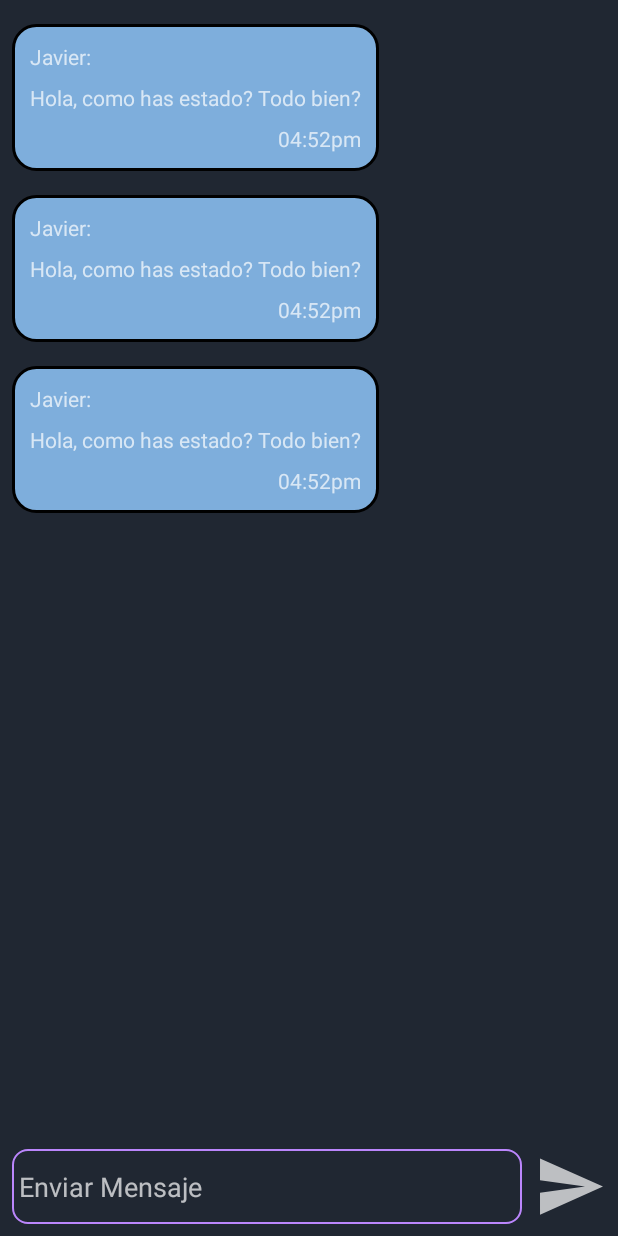
After one commit to Chobbix/POI, an Android app: the layout activity_chat.xml on its own in the app's theme, with its tools: preview values and no code run, on a phone screen of 412 x 824 dp. The commit adds this screen. Run offline under Robolectric (Android 15) with nearby library versions, the phone set to English and light mode, and no system bars.

Commit message:
ME_LLEVA_LA_VERGA_NO_SE_VE_EL_CHAT

```diff
--- a/app/src/main/java/com/example/poi/ActivityChat.kt
+++ b/app/src/main/java/com/example/poi/ActivityChat.kt
@@ -2,9 +2,19 @@ package com.example.poi
 
 import androidx.appcompat.app.AppCompatActivity
 import android.os.Bundle
+import android.widget.Button
+import androidx.recyclerview.widget.RecyclerView
+import com.example.poi.adaptadores.ChatAdaptador
 
 class ActivityChat : AppCompatActivity() {
+
+    private val chatAdaptador = ChatAdaptador()
+
     override fun onCreate(savedInstanceState: Bundle?) {
         super.onCreate(savedInstanceState)
+        setContentView(R.layout.activity_chat)
+
+        val rvMensajes = findViewById<RecyclerView>(R.id.rv_MsgRecibidos)
+        rvMensajes.adapter = chatAdaptador
     }
 }
--- a/app/src/main/java/com/example/poi/ActivityRegistro.kt
+++ b/app/src/main/java/com/example/poi/ActivityRegistro.kt
@@ -1,11 +1,20 @@
 package com.example.poi
 
+import android.content.Intent
 import androidx.appcompat.app.AppCompatActivity
 import android.os.Bundle
+import android.widget.Button
 
 class ActivityRegistro : AppCompatActivity() {
     override fun onCreate(savedInstanceState: Bundle?) {
         super.onCreate(savedInstanceState)
         setContentView(R.layout.activity_registro)
+
+        val btnConfirmar: Button = findViewById(R.id.btn_ConfirmarReg)
+
+        btnConfirmar.setOnClickListener {
+            val chatIntent = Intent(this, ActivityChat::class.java)
+            startActivity(chatIntent)
+        }
     }
 }
--- a/app/src/main/java/com/example/poi/MainActivity.kt
+++ b/app/src/main/java/com/example/poi/MainActivity.kt
@@ -1,11 +1,26 @@
 package com.example.poi
 
+import android.content.Intent
 import androidx.appcompat.app.AppCompatActivity
 import android.os.Bundle
+import android.widget.Button
 
 class MainActivity : AppCompatActivity() {
     override fun onCreate(savedInstanceState: Bundle?) {
         super.onCreate(savedInstanceState)
         setContentView(R.layout.activity_main)
+
+        val btnInicioSesion: Button = findViewById(R.id.btn_IniciarSesion)
+        val btnRegistrar: Button = findViewById(R.id.btn_Registro)
+
+        btnInicioSesion.setOnClickListener {
+            val chatIntent = Intent(this, ActivityChat::class.java)
+            startActivity(chatIntent)
+        }
+
+        btnRegistrar.setOnClickListener {
+            val registroIntent = Intent(this, ActivityRegistro::class.java)
+            startActivity(registroIntent)
+        }
     }
 }
--- /dev/null
+++ b/app/src/main/java/com/example/poi/adaptadores/ChatAdaptador.kt
@@ -0,0 +1,38 @@
+package com.example.poi.adaptadores
+
+import android.view.LayoutInflater
+import android.view.View
+import android.view.ViewGroup
+import android.widget.TextView
+import androidx.appcompat.view.menu.ActionMenuItemView
+import androidx.recyclerview.widget.RecyclerView
+import com.example.poi.R
+
+class ChatAdaptador: RecyclerView.Adapter<ChatAdaptador.ChatViewHolder>() {
+
+    class ChatViewHolder(itemView: View): RecyclerView.ViewHolder(itemView) {
+
+    }
+
+    override fun getItemCount(): Int {
+        return 10
+    }
+
+    override fun onCreateViewHolder(parent: ViewGroup, viewType: Int): ChatViewHolder {
+        val miView = LayoutInflater.from(parent.context)
+            .inflate(R.layout.mensajes_recibidos_chat, parent, false)
+
+        return ChatViewHolder(miView)
+    }
+
+    override fun onBindViewHolder(holder: ChatViewHolder, position: Int) {
+        val tvNombre = holder.itemView.findViewById<TextView>(R.id.tv_NombreMsg)
+        val tvMensaje = holder.itemView.findViewById<TextView>(R.id.tv_TxtMsg)
+        val tvHora = holder.itemView.findViewById<TextView>(R.id.tv_HoraMsg)
+
+        tvNombre.text = when (position) {
+            0 -> "A"
+            else -> "ZZZZ"
+        }
+    }
+}
--- a/app/src/main/res/drawable/custom_input_text.xml
+++ b/app/src/main/res/drawable/custom_input_text.xml
@@ -5,6 +5,7 @@
         <shape android:shape="rectangle">
             <corners android:radius="10dp"/>
             <stroke android:color="@color/edit_seleccion" android:width="1dp"/>
+            <padding android:left="5dp"/>
         </shape>
     </item>
 
@@ -12,6 +13,7 @@
         <shape android:shape="rectangle">
             <corners android:radius="10dp"/>
             <stroke android:color="@color/edit_sin_seleccion" android:width="1dp"/>
+            <padding android:left="5dp"/>
         </shape>
     </item>
 
--- a/app/src/main/res/drawable/custom_msgbox.xml
+++ b/app/src/main/res/drawable/custom_msgbox.xml
@@ -2,7 +2,7 @@
 <shape xmlns:android="http://schemas.android.com/apk/res/android">
     <solid android:color="@color/botones"/>
     <stroke android:width="2dp" android:color="#000000"/>
-    <corners android:radius="20dp"/>
+    <corners android:radius="15dp"/>
     <padding
         android:left="0dp"
         android:top="0dp"
--- /dev/null
+++ b/app/src/main/res/drawable/ic_enviar.xml
@@ -0,0 +1,11 @@
+<vector xmlns:android="http://schemas.android.com/apk/res/android"
+    android:width="24dp"
+    android:height="24dp"
+    android:viewportWidth="24"
+    android:viewportHeight="24"
+    android:tint="?attr/colorControlNormal"
+    android:autoMirrored="true">
+  <path
+      android:fillColor="@android:color/white"
+      android:pathData="M2.01,21L23,12 2.01,3 2,10l15,2 -15,2z"/>
+</vector>
--- /dev/null
+++ b/app/src/main/res/layout/activity_chat.xml
@@ -0,0 +1,47 @@
+<?xml version="1.0" encoding="utf-8"?>
+<androidx.constraintlayout.widget.ConstraintLayout xmlns:android="http://schemas.android.com/apk/res/android"
+    xmlns:app="http://schemas.android.com/apk/res-auto"
+    xmlns:tools="http://schemas.android.com/tools"
+    android:layout_width="match_parent"
+    android:layout_height="match_parent"
+    android:background="@color/fondo_cel"
+    tools:context=".ActivityChat">
+
+    <EditText
+        android:id="@+id/edit_EnviarMsg"
+        android:layout_width="0dp"
+        android:layout_height="50dp"
+        android:layout_marginStart="8dp"
+        android:layout_marginEnd="64dp"
+        android:layout_marginBottom="8dp"
+        android:background="@drawable/custom_input_text"
+        android:ems="10"
+        android:hint="Enviar Mensaje"
+        android:inputType="textPersonName"
+        app:layout_constraintBottom_toBottomOf="parent"
+        app:layout_constraintEnd_toEndOf="parent"
+        app:layout_constraintStart_toStartOf="parent" />
+
+    <Button
+        android:id="@+id/btn_Enviar"
+        android:layout_width="0dp"
+        android:layout_height="50dp"
+        android:layout_marginStart="8dp"
+        android:layout_marginEnd="8dp"
+        android:layout_marginBottom="8dp"
+        android:background="@drawable/ic_enviar"
+        app:layout_constraintBottom_toBottomOf="parent"
+        app:layout_constraintEnd_toEndOf="parent"
+        app:layout_constraintStart_toEndOf="@+id/edit_EnviarMsg" />
+
+    <androidx.recyclerview.widget.RecyclerView
+        android:id="@+id/rv_MsgRecibidos"
+        android:layout_width="0dp"
+        android:layout_height="0dp"
+        app:layout_constraintBottom_toTopOf="@+id/edit_EnviarMsg"
+        app:layout_constraintEnd_toEndOf="parent"
+        app:layout_constraintStart_toStartOf="parent"
+        app:layout_constraintTop_toTopOf="parent"
+        tools:listitem="@layout/mensajes_recibidos_chat" />
+
+</androidx.constraintlayout.widget.ConstraintLayout>
--- a/app/src/main/res/layout/activity_registro.xml
+++ b/app/src/main/res/layout/activity_registro.xml
@@ -99,7 +99,7 @@
         app:layout_constraintTop_toBottomOf="@+id/edit_RegEmail" />
 
     <Button
-        android:id="@+id/button"
+        android:id="@+id/btn_ConfirmarReg"
         android:layout_width="0dp"
         android:layout_height="55dp"
         android:layout_marginStart="16dp"
--- /dev/null
+++ b/app/src/main/res/layout/mensajes_recibidos_chat.xml
@@ -0,0 +1,36 @@
+<?xml version="1.0" encoding="utf-8"?>
+<LinearLayout xmlns:android="http://schemas.android.com/apk/res/android"
+    xmlns:app="http://schemas.android.com/apk/res-auto"
+    xmlns:tools="http://schemas.android.com/tools"
+    android:layout_width="wrap_content"
+    android:layout_height="wrap_content"
+    android:layout_marginLeft="8dp"
+    android:layout_marginTop="16dp"
+    android:background="@drawable/custom_msgbox"
+    android:orientation="vertical"
+    android:padding="12dp"
+    app:layout_constraintEnd_toEndOf="parent"
+    app:layout_constraintStart_toStartOf="parent"
+    app:layout_constraintTop_toTopOf="parent">
+
+    <TextView
+        android:id="@+id/tv_NombreMsg"
+        android:layout_width="wrap_content"
+        android:layout_height="wrap_content"
+        tools:text="Javier:" />
+
+    <TextView
+        android:id="@+id/tv_TxtMsg"
+        android:layout_width="wrap_content"
+        android:layout_height="wrap_content"
+        android:layout_marginTop="8dp"
+        tools:text="Hola, como has estado? Todo bien?" />
+
+    <TextView
+        android:id="@+id/tv_HoraMsg"
+        android:layout_width="wrap_content"
+        android:layout_height="wrap_content"
+        android:layout_gravity="end"
+        android:layout_marginTop="8dp"
+        tools:text="04:52pm" />
+</LinearLayout>
```
